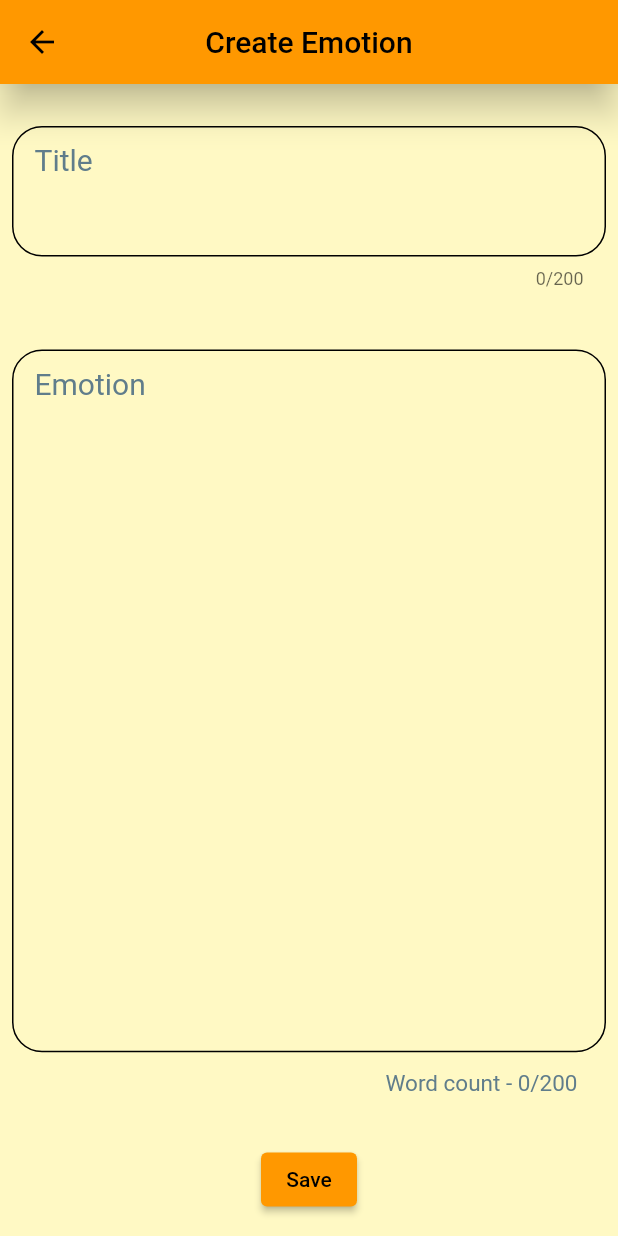
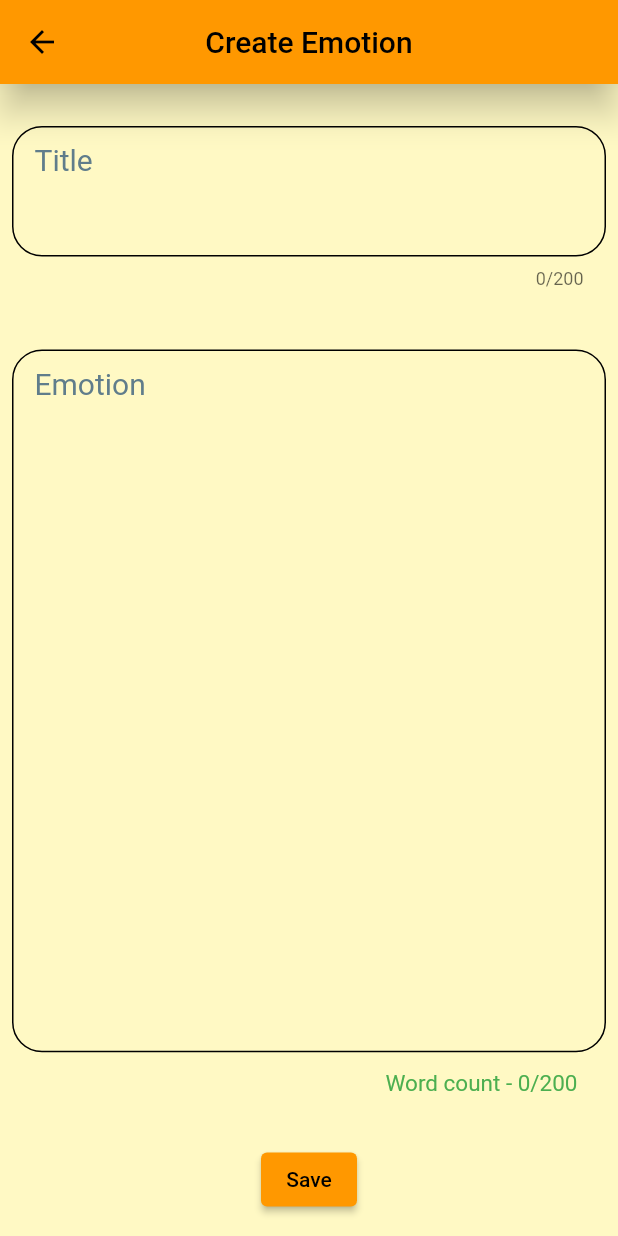
Before and after one commit to parjanyaacoder/Emotion-Tracker-App, a Flutter app: the HomePage screen opened directly, after a tap on the "add" icon, on a phone screen of 412 x 824 dp. Run offline on Flutter 3.47's test engine with Material 2 defaults, Android fonts, the phone set to English and light mode, and no system bars; our stand-ins replace glass_kit, pin_code_fields, shared_preferences, supabase; accounts and stored records are empty.

Commit message:
Reduced API calls to get sentiments by storing sentiments in analysis table + Improved UI + Added Hero animation to Floating Action Button on emotion_view.dart

```diff
--- a/lib/Components/emotion_grid_view.dart
+++ b/lib/Components/emotion_grid_view.dart
@@ -49,6 +49,7 @@ String? userId;
         }),
       },
       child: SingleChildScrollView(
+        physics:const BouncingScrollPhysics(parent:AlwaysScrollableScrollPhysics()),
           child:FutureBuilder(
         future: Future.delayed(const Duration(seconds: 1),
             () async => {  getUserId().then((value) => userId = value),
@@ -69,10 +70,13 @@ String? userId;
                     )),
                   ));
             }
-            return  Column(
+            return  SizedBox(
+              width: MediaQuery.of(context).size.width,
+              height: MediaQuery.of(context).size.height,
+              child: Column(
               children: [
                 GridView.builder(
-                  physics: const NeverScrollableScrollPhysics(),
+                    physics: const BouncingScrollPhysics(),
                     shrinkWrap: true,
                     gridDelegate: const SliverGridDelegateWithMaxCrossAxisExtent(
                       childAspectRatio: 7 / 11,
@@ -110,23 +114,36 @@ String? userId;
                             ),
                           ),
                           onTap: () {
+
                             Navigator.push(
                                 context,
                                 MaterialPageRoute(
                                     builder: (context) => EmotionView(
                                         emotionTitle: emotionList[index].title,
                                         emotionText:
-                                      emotionList[index].content)));
+                                        emotionList[index].content,
+                                        emotionId:emotionList[index].id,
+                                        userId: userId,
+                                        analyzed: emotionList[index].isAnalyzed,
+                                    )));
                           },
                       onLongPress: (){
                             deleteEmotion(emotionList[index].id);
                       },
                         ))
               ],
+          ),
             );
           }
-          return const Center(
-              child: CircularProgressIndicator());
+          return SizedBox(
+              width: MediaQuery.of(context).size.width,
+              height: MediaQuery.of(context).size.height,
+              child: const Padding(
+                padding: EdgeInsets.all(16.0),
+                child: Center (child:
+               CircularProgressIndicator()
+              )
+              ));
         },
       )),
     );
--- a/lib/Screens/create_emotion_screen.dart
+++ b/lib/Screens/create_emotion_screen.dart
@@ -27,7 +27,7 @@ class _CreateEmotionScreenState extends State<CreateEmotionScreen> {
   @override
   Widget build(BuildContext context) {
 
-    wordCount = _contentEditingController.value.text.isEmpty ? 0 : (_contentEditingController.value.text.trim()).split(" ").length;
+
 
     return SafeArea(
       child:Scaffold(
@@ -39,6 +39,7 @@ class _CreateEmotionScreenState extends State<CreateEmotionScreen> {
         body: Padding(
             padding: const EdgeInsets.all(8.0),
             child: SingleChildScrollView(
+              physics: const BouncingScrollPhysics(),
               child: Column(
                 children: [
                  Container(
@@ -71,9 +72,6 @@ class _CreateEmotionScreenState extends State<CreateEmotionScreen> {
                     child: TextField(
 
                       controller: _contentEditingController,
-                      inputFormatters: [
-                        LengthLimitingTextInputFormatter(100),
-                      ],
                       decoration:  InputDecoration(
                         labelText: 'Emotion',
                           contentPadding: const EdgeInsets.all(15),
@@ -81,7 +79,8 @@ class _CreateEmotionScreenState extends State<CreateEmotionScreen> {
                           labelStyle: const TextStyle(fontSize: 20,color: Colors.blueGrey),
                           counter: Padding(
                             padding: const EdgeInsets.all(4.0),
-                            child: Text('Word count - $wordCount/200',style: const TextStyle(fontSize: 15,color: Colors.blueGrey),),
+                            child: wordCount < 200 ? Text('Word count - $wordCount/200',style: const TextStyle(fontSize: 15,color: Colors.green))
+                              : Text('Word count - ${200 - wordCount}',style: const TextStyle(fontSize: 15,color: Colors.red)),
                           ),
                           enabledBorder: const OutlineInputBorder(borderRadius: BorderRadius.all(Radius.circular(20)))
                       ),
@@ -90,7 +89,11 @@ class _CreateEmotionScreenState extends State<CreateEmotionScreen> {
                       onChanged: (value){
                         value = _contentEditingController.value.text;
                       },
-                      onSubmitted: (value){},
+                      onEditingComplete: (){
+                    wordCount = _contentEditingController.value.text.isEmpty ? 0 : (_contentEditingController.value.text.trim()).split(" ").length;
+                    setState(() {
+                    });
+                      },
                     ),
                   ),
                   const SizedBox(height: 15,),
--- a/lib/symbl.dart
+++ b/lib/symbl.dart
@@ -60,7 +60,7 @@ class SymblApi {
     },
 
     );
-
+    print(json.decode(response.body)['messages']);
     return json.decode(response.body)['messages'];
 
 
```
Also changed, not shown: lib/Providers/emotion_class.dart (+14 -0 lines), lib/Screens/analyzed_screen.dart (+16 -5 lines), lib/Screens/emotion_view.dart (+35 -6 lines), lib/supabase_manager.dart (+24 -2 lines). Lines whose indentation alone changed are shown as unchanged.
